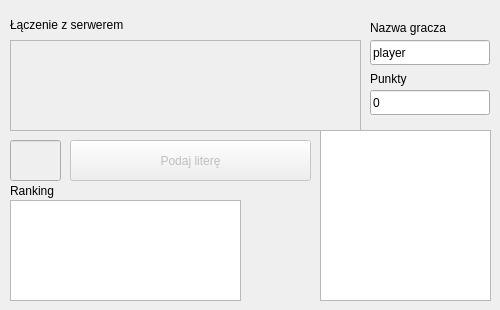
First picture: the form in Wisielec/gamewindow.ui, repository Dombearx/Wisielec, before the edit.
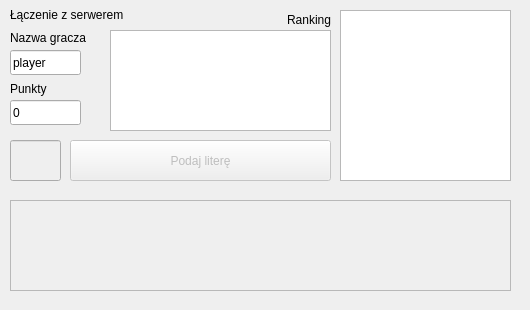
Second picture: the form after the edit.

```diff
--- a/Wisielec/gamewindow.ui
+++ b/Wisielec/gamewindow.ui
@@ -9,7 +9,7 @@
    <rect>
     <x>0</x>
     <y>0</y>
-    <width>500</width>
+    <width>530</width>
     <height>310</height>
    </rect>
   </property>
@@ -23,8 +23,8 @@
    <property name="geometry">
     <rect>
      <x>10</x>
-     <y>40</y>
-     <width>351</width>
+     <y>200</y>
+     <width>501</width>
      <height>91</height>
     </rect>
    </property>
@@ -46,7 +46,7 @@
    <property name="geometry">
     <rect>
      <x>10</x>
-     <y>10</y>
+     <y>0</y>
      <width>271</width>
      <height>31</height>
     </rect>
@@ -61,8 +61,8 @@
   <widget class="QGraphicsView" name="graphicsView">
    <property name="geometry">
     <rect>
-     <x>320</x>
-     <y>130</y>
+     <x>340</x>
+     <y>10</y>
      <width>171</width>
      <height>171</height>
     </rect>
@@ -74,9 +74,9 @@
   <widget class="QTableView" name="rankingView">
    <property name="geometry">
     <rect>
-     <x>10</x>
-     <y>200</y>
-     <width>231</width>
+     <x>110</x>
+     <y>30</y>
+     <width>221</width>
      <height>101</height>
     </rect>
    </property>
@@ -84,9 +84,9 @@
   <widget class="QLineEdit" name="userEdit">
    <property name="geometry">
     <rect>
-     <x>370</x>
-     <y>40</y>
-     <width>120</width>
+     <x>10</x>
+     <y>50</y>
+     <width>71</width>
      <height>25</height>
     </rect>
    </property>
@@ -100,8 +100,8 @@
   <widget class="QLabel" name="label_2">
    <property name="geometry">
     <rect>
-     <x>370</x>
-     <y>20</y>
+     <x>10</x>
+     <y>30</y>
      <width>101</width>
      <height>16</height>
     </rect>
@@ -134,7 +134,7 @@
     <rect>
      <x>70</x>
      <y>140</y>
-     <width>241</width>
+     <width>261</width>
      <height>41</height>
     </rect>
    </property>
@@ -145,21 +145,21 @@
   <widget class="QLabel" name="label_3">
    <property name="geometry">
     <rect>
-     <x>10</x>
-     <y>180</y>
+     <x>100</x>
+     <y>10</y>
      <width>231</width>
      <height>21</height>
     </rect>
    </property>
    <property name="text">
-    <string>Ranking</string>
+    <string>&lt;html&gt;&lt;head/&gt;&lt;body&gt;&lt;p align=&quot;right&quot;&gt;Ranking&lt;/p&gt;&lt;/body&gt;&lt;/html&gt;</string>
    </property>
   </widget>
   <widget class="QLabel" name="label_4">
    <property name="geometry">
     <rect>
-     <x>370</x>
-     <y>70</y>
+     <x>10</x>
+     <y>80</y>
      <width>67</width>
      <height>17</height>
     </rect>
@@ -171,9 +171,9 @@
   <widget class="QLineEdit" name="pointsView">
    <property name="geometry">
     <rect>
-     <x>370</x>
-     <y>90</y>
-     <width>120</width>
+     <x>10</x>
+     <y>100</y>
+     <width>71</width>
      <height>25</height>
     </rect>
    </property>
```
